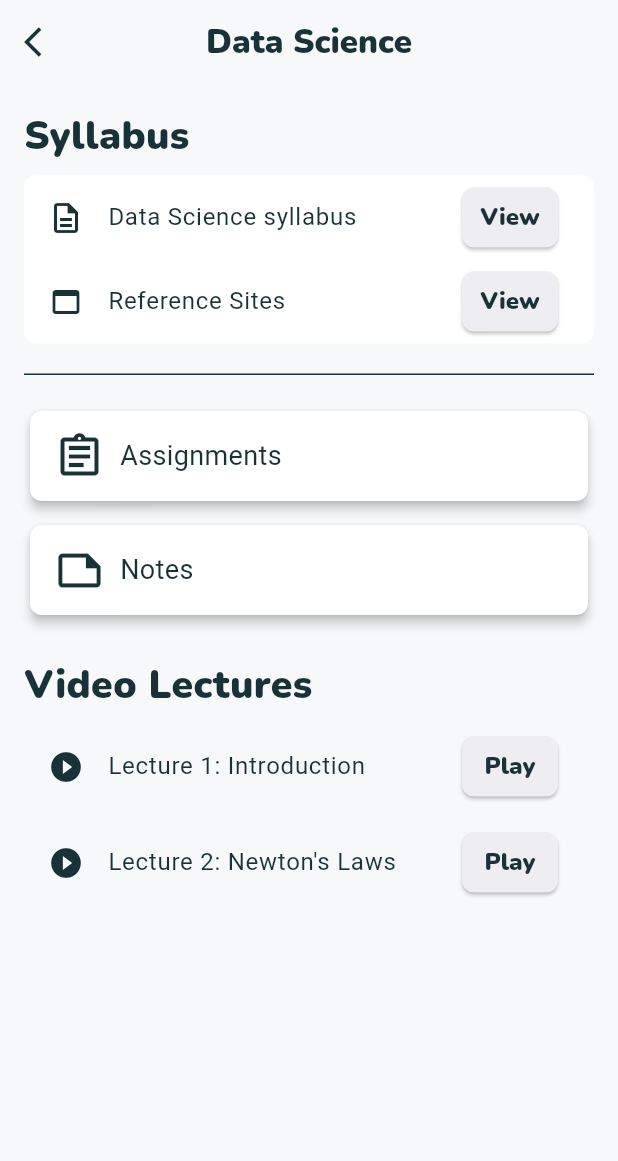
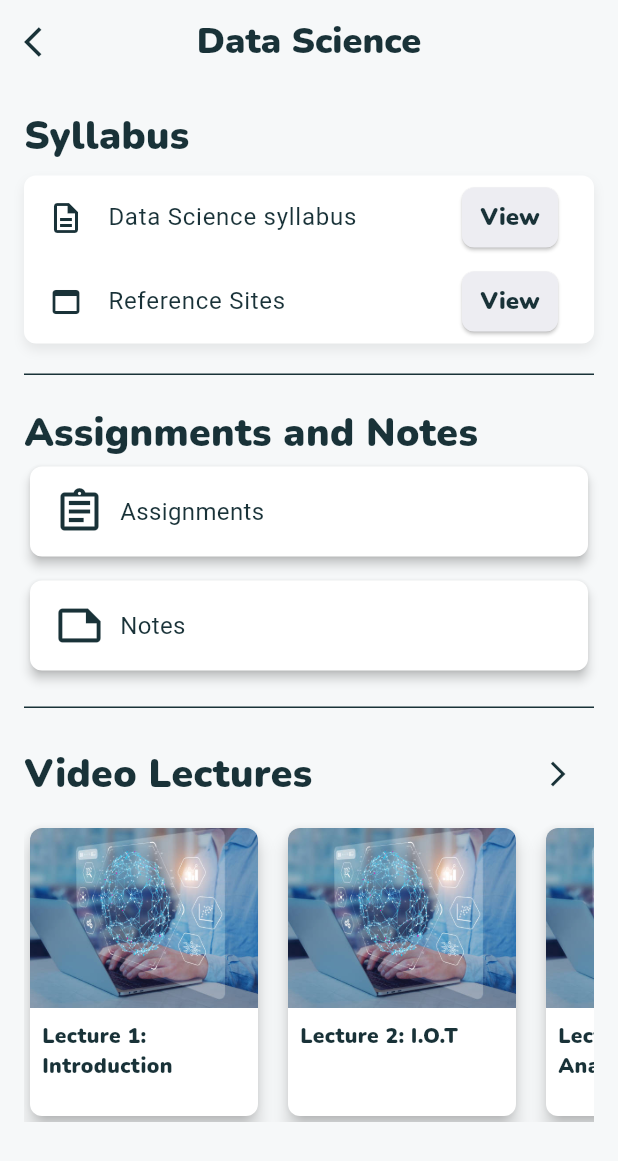
Before and after one commit to HELLFIRE-NILESH/Acedemy, a Flutter app: the screen it shows after launch, after a tap on "Data Science", on a phone screen of 412 x 824 dp. Shown: the top 1161 px of the screen. Run offline on Flutter 3.47's test engine with Material 3 defaults, Android fonts, the phone set to English and light mode, and no system bars; our stand-ins replace flutter_snake_navigationbar.

Commit message:
Ui Changed ui. Video lecture page.

```diff
--- a/lib/Pages/chat.dart
+++ b/lib/Pages/chat.dart
@@ -124,8 +124,7 @@ class SearchBar extends StatelessWidget {
           decoration: InputDecoration(
             prefixIcon: Icon(Icons.search, color: Color(0xFF7E858C)), // Consistent icon color
             hintText: "Search Students",
-            hintStyle: TextStyle(color: Color(0xFF7E858C), ),
-            border: InputBorder.none,
+            filled: true,
             contentPadding: EdgeInsets.symmetric(vertical: 15),
           ),
         ),
--- a/lib/Pages/homePage.dart
+++ b/lib/Pages/homePage.dart
@@ -15,17 +15,14 @@ class HomePage extends StatefulWidget {
 class _HomePageState extends State<HomePage> {
   @override
   Widget build(BuildContext context) {
-    SystemChrome.setSystemUIOverlayStyle(SystemUiOverlayStyle(
-      statusBarColor: const Color(0xFFF6F8F9),
-      statusBarIconBrightness: Brightness.dark,
-    ));
 
     return SafeArea(
       child: Scaffold(
         appBar: AppBar(
           title: const Text("Acedemy"),
         ),
-        body: Column(
+        body: SingleChildScrollView(
+          child: Column(
             crossAxisAlignment: CrossAxisAlignment.start,
             children: [
               const SizedBox(height: 24),
@@ -92,6 +89,7 @@ class _HomePageState extends State<HomePage> {
             ],
           ),
         ),
+      ),
     );
   }
 
--- a/lib/Pages/subjectPage.dart
+++ b/lib/Pages/subjectPage.dart
@@ -1,4 +1,6 @@
+import 'package:acedemy/Pages/videoLecture.dart';
 import 'package:flutter/material.dart';
+import 'package:flutter/services.dart';
 
 class SubjectPage extends StatelessWidget {
   final String subjectName;
@@ -7,9 +9,17 @@ class SubjectPage extends StatelessWidget {
 
   @override
   Widget build(BuildContext context) {
+
     return Scaffold(
       appBar: AppBar(
-        title: Text(subjectName),
+        title: Text(
+          subjectName,
+          style: const TextStyle(
+            fontSize: 24,
+            fontFamily: 'Nunito',
+            fontWeight: FontWeight.bold,
+          ),
+        ),
         leading: IconButton(
           onPressed: () {
             Navigator.pop(context);
@@ -23,96 +33,220 @@ class SubjectPage extends StatelessWidget {
           crossAxisAlignment: CrossAxisAlignment.start,
           children: [
             // Syllabus Section
-            Text(
-              'Syllabus',
-              style: TextStyle(
-                color: Color(0xFF193238),
-                fontSize: 26,
-                fontFamily: "Nunito",
+            sectionTitle('Syllabus'),
+            const SizedBox(height: 8),
+            _buildInfoSection(
+              [
+                _buildListTile(
+                  icon: Icons.description_outlined,
+                  title: '$subjectName syllabus',
+                  onPressed: () {
+                    // Action for syllabus view
+                  },
                 ),
-            ),
-            const SizedBox(height: 8),
-
-            Container(
-              decoration: BoxDecoration(
-                color: Colors.white,
-                borderRadius: BorderRadius.circular(8),
-              ),
-              child: Column(
-                children: [
-                  ListTile(
-                    leading: Icon(
-                      Icons.description_outlined,
-                      color: Color(0xFF193238),
-                    ),
-                    title: Text('$subjectName syllabus'),
-                    trailing: ElevatedButton(
+                _buildListTile(
+                  icon: Icons.web_asset_outlined,
+                  title: 'Reference Sites',
                   onPressed: () {
-                        // Action for the View button
+                    // Action for reference view
                   },
-                      child: const Text('View'),
-                      style: ElevatedButton.styleFrom(
-                        padding: const EdgeInsets.symmetric(horizontal: 10, vertical: 8), // Decrease height
-                      ),
-                    ),
-                  ),
-
-                  ListTile(
-                    leading: Icon(
-                      Icons.web_asset_outlined,
-                      color: Color(0xFF193238),
-                    ),
-                    title: const Text('Reference Sites'),
-                    trailing: ElevatedButton(
-                      onPressed: () {
-                        // Action for the View button
-                      },
-                      child: const Text('View'),
-                      style: ElevatedButton.styleFrom(
-                        padding: const EdgeInsets.symmetric(horizontal: 10, vertical: 8), // Decrease height
-                      ),
-                    ),
                 ),
               ],
             ),
-            ),
-
             const SizedBox(height: 20),
-            Divider(
+            const Divider(
               height: 1,
               thickness: 1,
               color: Color(0xFF193238),
             ),
             const SizedBox(height: 20),
 
-            // Add Row for Assignments and Notes
-            Column(
+            // Assignments and Notes Section
+            sectionTitle('Assignments and Notes'),
+            _buildCardWithIcon(
+              icon: Icons.assignment_outlined,
+              title: 'Assignments',
+              onTap: () {
+                // Handle assignments
+              },
+            ),
+            const SizedBox(height: 8),
+            _buildCardWithIcon(
+              icon: Icons.note_outlined,
+              title: 'Notes',
+              onTap: () {
+                // Handle notes
+              },
+            ),
+            const SizedBox(height: 20),
+            const Divider(
+              height: 1,
+              thickness: 1,
+              color: Color(0xFF193238),
+            ),
+            const SizedBox(height: 20),
+
+            // Video Lectures Section with arrow to bigger page
+            sectionTitleWithArrow(
+              title: 'Video Lectures',
+              onArrowPressed: () {
+                // Navigate to the larger video lecture page
+                Navigator.push(
+                  context,
+                  MaterialPageRoute(
+                    builder: (context) => VideoLecture(),
+                  ),
+                );
+              },
+            ),
+            const SizedBox(height: 8),
+
+            // Video Lecture Cards in Row
+            SingleChildScrollView(
+              scrollDirection: Axis.horizontal,
+              child: Row(
                 children: [
-                // Assignments Card
-                Card(
-                  color: Colors.white, // Set the card color to white
+                  _buildVideoLectureCard(
+                    title: 'Lecture 1: Introduction',
+                    thumbnailUrl: 'assets/images/ds.jpg',
+                    onCardTap: () {
+                      // Handle play for lecture 1
+                    },
+                  ),
+                  const SizedBox(width: 12),
+                  _buildVideoLectureCard(
+                    title: 'Lecture 2: I.O.T',
+                    thumbnailUrl: 'assets/images/ds.jpg',
+                    onCardTap: () {
+                      // Handle play for lecture 2
+                    },
+                  ),
+                  const SizedBox(width: 12),
+                  _buildVideoLectureCard(
+                    title: 'Lecture 3: Data Analysis',
+                    thumbnailUrl: 'assets/images/ds.jpg',
+                    onCardTap: () {
+                      // Handle play for lecture 3
+                    },
+                  ),
+                ],
+              ),
+            ),
+          ],
+        ),
+      ),
+    );
+  }
+
+  // Section title with arrow button
+  Widget sectionTitleWithArrow({
+    required String title,
+    required VoidCallback onArrowPressed,
+  }) {
+    return Row(
+      mainAxisAlignment: MainAxisAlignment.spaceBetween,
+      children: [
+        Text(
+          title,
+          style: const TextStyle(
+            color: Color(0xFF193238),
+            fontSize: 26,
+            fontWeight: FontWeight.bold,
+            fontFamily: "Nunito",
+          ),
+        ),
+        IconButton(
+          icon: const Icon(Icons.arrow_forward_ios,size: 20,),
+          color: Color(0xFF193238), // Explicitly set icon color
+          onPressed: onArrowPressed,
+        ),
+      ],
+    );
+  }
+  Widget sectionTitle(String title) {
+    return Text(
+      title,
+      style: const TextStyle(
+        color: Color(0xFF193238),
+        fontSize: 26,
+        fontWeight: FontWeight.bold,
+        fontFamily: "Nunito",
+      ),
+    );
+  }
+
+  Widget _buildListTile({
+    required IconData icon,
+    required String title,
+    required VoidCallback onPressed,
+  }) {
+    return ListTile(
+      leading: Icon(
+        icon,
+        color: const Color(0xFF193238),
+      ),
+      title: Text(title),
+      trailing: ElevatedButton(
+        onPressed: onPressed,
+        style: ElevatedButton.styleFrom(
+          padding: const EdgeInsets.symmetric(horizontal: 10, vertical: 8),
+        ),
+        child: const Text('View'),
+      ),
+    );
+  }
+
+  Widget _buildInfoSection(List<Widget> children) {
+    return Container(
+      decoration: BoxDecoration(
+        color: Colors.white,
+        borderRadius: BorderRadius.circular(8),
+        boxShadow: [
+          BoxShadow(
+            color: Colors.grey.withOpacity(0.2),
+            blurRadius: 6,
+            offset: const Offset(0, 4),
+          ),
+        ],
+      ),
+      child: Column(
+        children: children,
+      ),
+    );
+  }
+
+  Widget _buildCardWithIcon({
+    required IconData icon,
+    required String title,
+    required VoidCallback onTap,
+  }) {
+    return Card(
+      color: Colors.white,
       elevation: 3,
       shape: RoundedRectangleBorder(
         borderRadius: BorderRadius.circular(8),
       ),
       child: SizedBox(
-                    height: 60, // Increased height of the card
+        height: 60,
+        child: InkWell(
+          onTap: onTap,
+          borderRadius: BorderRadius.circular(8),
           child: Padding(
             padding: const EdgeInsets.symmetric(horizontal: 16.0),
             child: Row(
-                        mainAxisAlignment: MainAxisAlignment.start,
               children: [
                 Icon(
-                            Icons.assignment_outlined,
-                            color: Color(0xFF193238),
+                  icon,
+                  color: const Color(0xFF193238),
                   size: 34,
                 ),
                 const SizedBox(width: 10),
                 Text(
-                            'Assignments',
-                            style: TextStyle(
-                              fontSize: 18,
+                  title,
+                  style: const TextStyle(
+                    fontSize: 16,
                     color: Color(0xFF193238),
+                    fontWeight: FontWeight.w400,
                   ),
                 ),
               ],
@@ -120,86 +254,59 @@ class SubjectPage extends StatelessWidget {
           ),
         ),
       ),
-                const SizedBox(height: 8), // Add spacing between the cards
+    );
+  }
 
-                // Notes Card
-                Card(
-                  color: Colors.white, // Set the card color to white
-                  elevation: 3,
+  // Function to build Video Lecture Cards with Thumbnail
+  Widget _buildVideoLectureCard({
+    required String title,
+    required String thumbnailUrl,
+    required VoidCallback onCardTap,
+  }) {
+    return SizedBox(
+      width: 160, // Adjust width
+      height: 200, // Consistent height for all cards
+      child: InkWell(
+        onTap: onCardTap,
+        borderRadius: BorderRadius.circular(8),
+        child: Card(
+          elevation: 5, // Slightly higher elevation for better depth
           shape: RoundedRectangleBorder(
             borderRadius: BorderRadius.circular(8),
           ),
-                  child: SizedBox(
-                    height: 60, // Increased height of the card
-                    child: Padding(
-                      padding: const EdgeInsets.symmetric(horizontal: 16.0),
-                      child: Row(
-                        mainAxisAlignment: MainAxisAlignment.start,
+          child: Column(
+            crossAxisAlignment: CrossAxisAlignment.start,
             children: [
-                          Icon(
-                            Icons.note_outlined,
+              // Video Thumbnail
+              ClipRRect(
+                borderRadius: const BorderRadius.only(
+                  topLeft: Radius.circular(8),
+                  topRight: Radius.circular(8),
+                ),
+                child: Image.asset(
+                  thumbnailUrl,
+                  width: double.infinity,
+                  height: 120, // Prominent thumbnail height
+                  fit: BoxFit.cover,
+                ),
+              ),
+              Padding(
+                padding: const EdgeInsets.all(8.0),
+                child: Text(
+                  title,
+                  style: const TextStyle(
+                    fontFamily: "Nunito",
+                    fontSize: 14, // Slightly larger font for better readability
                     color: Color(0xFF193238),
-                            size: 34,
                   ),
-                          const SizedBox(width: 10),
-                          Text(
-                            'Notes',
-                            style: TextStyle(
-                              fontSize: 18,
-                              color: Color(0xFF193238),
+                  maxLines: 2,
+                  overflow: TextOverflow.ellipsis,
                 ),
               ),
             ],
           ),
         ),
       ),
-                ),
-              ],
-            ),
-
-            const SizedBox(height: 24),
-
-            // Video Lectures Section
-            Text(
-              'Video Lectures',
-              style: TextStyle(
-                color: Color(0xFF193238),
-                fontSize: 26,
-                fontFamily: "Nunito",
-              ),
-            ),
-            const SizedBox(height: 8),
-
-            // Video Lecture Tile 1
-            ListTile(
-              leading: const Icon(Icons.play_circle_fill),
-              title: const Text('Lecture 1: Introduction'),
-              trailing: ElevatedButton(
-                onPressed: () {},
-                child: const Text('Play'),
-                style: ElevatedButton.styleFrom(
-                  padding: const EdgeInsets.symmetric(horizontal: 10, vertical: 8), // Decrease height
-                ),
-              ),
-            ),
-
-            const SizedBox(height: 8),
-
-            // Video Lecture Tile 2
-            ListTile(
-              leading: const Icon(Icons.play_circle_fill),
-              title: const Text('Lecture 2: Newton\'s Laws'),
-              trailing: ElevatedButton(
-                onPressed: () {},
-                child: const Text('Play'),
-                style: ElevatedButton.styleFrom(
-                  padding: const EdgeInsets.symmetric(horizontal: 10, vertical: 8), // Decrease height
-                ),
-              ),
-            ),
-          ],
-        ),
-      ),
     );
   }
 }
--- a/lib/main.dart
+++ b/lib/main.dart
@@ -1,5 +1,6 @@
 import 'package:flutter/material.dart';
 import 'package:acedemy/Pages/homePage.dart';
+import 'package:flutter/services.dart';
 import 'theme/themeData.dart';
 import 'package:acedemy/nav/navbar.dart';
 
@@ -18,6 +19,10 @@ class _MyAppState extends State<MyApp> {
   // This widget is the root of your application.
   @override
   Widget build(BuildContext context) {
+    SystemChrome.setSystemUIOverlayStyle(SystemUiOverlayStyle(
+      systemNavigationBarColor: Colors.white, // Set the color of the navigation bar
+      systemNavigationBarIconBrightness: Brightness.dark, // Change icon brightness
+    ));
     return MaterialApp(
       themeMode:ThemeMode.light,
       theme: MyTheme.lightTheme,
--- a/lib/theme/themeData.dart
+++ b/lib/theme/themeData.dart
@@ -5,7 +5,7 @@ class MyTheme {
 
   static const Color primaryColor = Color(0xFF193238);
   static const Color backgroundColor = Color(0xFFF6F8F9);
-  static const Color accentColor = Color(0xFFff7043); // Orange accent
+  static const Color accentColor = Color(0xFF193238); // Orange accent
   static const Color buttonColor = Color(0xFFEDEDF2); // Light grey color for buttons
 
   static ThemeData lightTheme = ThemeData(
@@ -56,7 +56,8 @@ class MyTheme {
 
     outlinedButtonTheme: OutlinedButtonThemeData(
       style: OutlinedButton.styleFrom(
-        foregroundColor: primaryColor, side: BorderSide(color: primaryColor),
+        foregroundColor: primaryColor,
+        side: BorderSide(color: primaryColor),
         textStyle: TextStyle(
           fontFamily: "Nunito",
           fontSize: 16,
@@ -70,7 +71,8 @@ class MyTheme {
 
     textButtonTheme: TextButtonThemeData(
       style: TextButton.styleFrom(
-        foregroundColor: accentColor, textStyle: TextStyle(
+        foregroundColor: accentColor,
+        textStyle: TextStyle(
           fontFamily: "Nunito",
           fontSize: 16,
         ),
@@ -98,18 +100,18 @@ class MyTheme {
     inputDecorationTheme: InputDecorationTheme(
       contentPadding: const EdgeInsets.symmetric(vertical: 14, horizontal: 12),
       filled: true,
-      fillColor: Colors.white,
+      fillColor: Color(0xFFECECEC),
       border: OutlineInputBorder(
-        borderRadius: BorderRadius.circular(8),
-        borderSide: BorderSide(color: primaryColor),
+        borderRadius: BorderRadius.circular(12), // Increased border radius
+        borderSide: BorderSide(color: Color(0xFFECECEC)), // Set border color to white
       ),
       focusedBorder: OutlineInputBorder(
-        borderRadius: BorderRadius.circular(8),
+        borderRadius: BorderRadius.circular(12), // Increased border radius
         borderSide: BorderSide(color: accentColor, width: 2),
       ),
       enabledBorder: OutlineInputBorder(
-        borderRadius: BorderRadius.circular(8),
-        borderSide: BorderSide(color: primaryColor.withOpacity(0.5)),
+        borderRadius: BorderRadius.circular(12), // Increased border radius
+        borderSide: BorderSide(color:  Color(0xFFECECEC).withOpacity(0.5)), // Set border color to white
       ),
       labelStyle: TextStyle(
         color: primaryColor.withOpacity(0.8),
@@ -121,8 +123,7 @@ class MyTheme {
       ),
     ),
 
-    // Use the imported text theme
-
+    // BottomNavigationBar Theme
     bottomNavigationBarTheme: BottomNavigationBarThemeData(
       backgroundColor: backgroundColor,
       selectedItemColor: primaryColor,
@@ -144,7 +145,6 @@ class MyTheme {
       ),
     ),
 
-
     progressIndicatorTheme: ProgressIndicatorThemeData(
       color: primaryColor,
     ),
```
Also changed, not shown: lib/Pages/videoLecture.dart (added, +160 -0 lines). Lines whose indentation alone changed are shown as unchanged.
